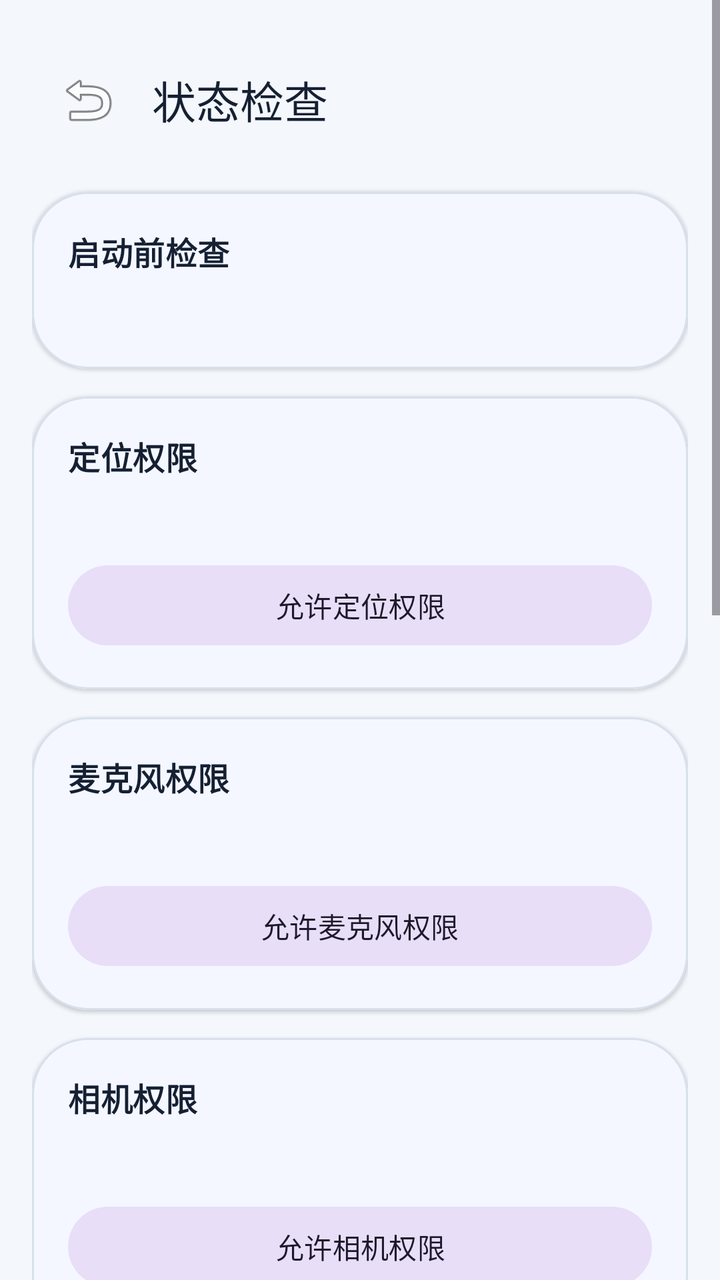
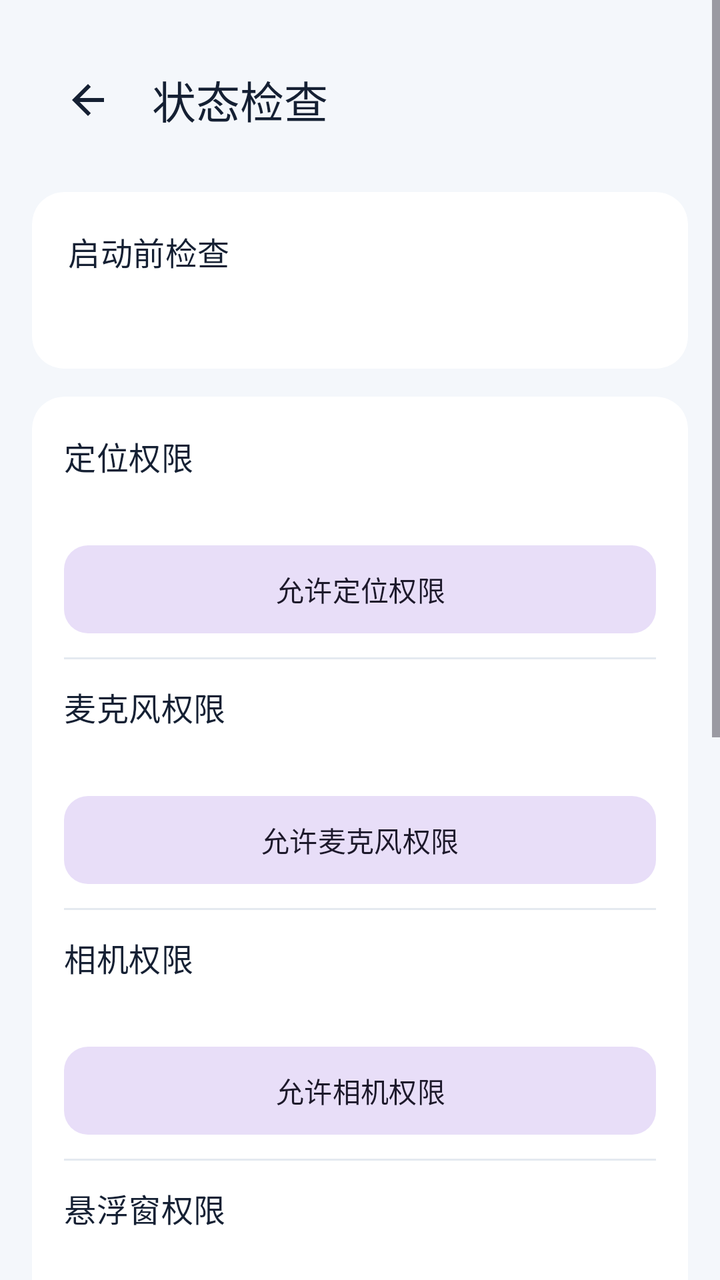

The first picture is an Android layout as it rendered before a commit; the second is the same layout after the commit. The layout source and the unified diff follow.
<!-- AndroidManifest.xml: application theme Theme.CarSpeed -->
<!-- res/layout/activity_status.xml -->
<?xml version="1.0" encoding="utf-8"?>
<ScrollView xmlns:android="http://schemas.android.com/apk/res/android"
    xmlns:app="http://schemas.android.com/apk/res-auto"
    android:layout_width="match_parent"
    android:layout_height="match_parent"
    android:background="@color/brand_sand"
    android:fillViewport="true">

    <LinearLayout
        android:layout_width="match_parent"
        android:layout_height="wrap_content"
        android:orientation="vertical"
        android:paddingStart="16dp"
        android:paddingTop="18dp"
        android:paddingEnd="16dp"
        android:paddingBottom="24dp">

        <com.google.android.material.appbar.MaterialToolbar
            android:id="@+id/toolbar"
            android:layout_width="match_parent"
            android:layout_height="wrap_content"
            android:backgroundTint="@android:color/transparent"
            app:navigationIcon="@android:drawable/ic_menu_revert"
            app:title="@string/status_check_title"
            app:titleTextColor="@color/text_primary" />

        <com.google.android.material.card.MaterialCardView
            style="@style/Widget.CarSpeed.Card"
            android:layout_width="match_parent"
            android:layout_height="wrap_content"
            android:layout_marginTop="14dp">

            <LinearLayout
                android:layout_width="match_parent"
                android:layout_height="wrap_content"
                android:orientation="vertical"
                android:padding="18dp">

                <TextView
                    android:layout_width="match_parent"
                    android:layout_height="wrap_content"
                    android:text="@string/status_check_subtitle"
                    android:textAppearance="@style/TextAppearance.CarSpeed.SectionTitle" />

                <TextView
                    android:id="@+id/tvSummary"
                    android:layout_width="match_parent"
                    android:layout_height="wrap_content"
                    android:layout_marginTop="10dp"
                    android:textAppearance="@style/TextAppearance.CarSpeed.Body" />
            </LinearLayout>
        </com.google.android.material.card.MaterialCardView>

        <include layout="@layout/include_status_row" />
    </LinearLayout>
</ScrollView>
<!-- res/layout/include_status_row.xml (included above) -->
<?xml version="1.0" encoding="utf-8"?>
<LinearLayout xmlns:android="http://schemas.android.com/apk/res/android"
    xmlns:app="http://schemas.android.com/apk/res-auto"
    android:layout_width="match_parent"
    android:layout_height="wrap_content"
    android:orientation="vertical">

    <com.google.android.material.card.MaterialCardView
        style="@style/Widget.CarSpeed.Card"
        android:layout_width="match_parent"
        android:layout_height="wrap_content"
        android:layout_marginTop="14dp">

        <LinearLayout
            android:layout_width="match_parent"
            android:layout_height="wrap_content"
            android:orientation="vertical"
            android:padding="18dp">

            <TextView
                android:layout_width="match_parent"
                android:layout_height="wrap_content"
                android:text="@string/status_location_title"
                android:textAppearance="@style/TextAppearance.CarSpeed.SectionTitle" />

            <TextView
                android:id="@+id/tvLocationStatus"
                android:layout_width="match_parent"
                android:layout_height="wrap_content"
                android:layout_marginTop="8dp"
                android:textAppearance="@style/TextAppearance.CarSpeed.Body" />

            <com.google.android.material.button.MaterialButton
                android:id="@+id/btnLocation"
                style="@style/Widget.Material3.Button.TonalButton"
                android:layout_width="match_parent"
                android:layout_height="wrap_content"
                android:layout_marginTop="12dp"
                android:text="@string/status_location_action" />
        </LinearLayout>
    </com.google.android.material.card.MaterialCardView>

    <com.google.android.material.card.MaterialCardView
        style="@style/Widget.CarSpeed.Card"
        android:layout_width="match_parent"
        android:layout_height="wrap_content"
        android:layout_marginTop="14dp">

        <LinearLayout
            android:layout_width="match_parent"
            android:layout_height="wrap_content"
            android:orientation="vertical"
            android:padding="18dp">

            <TextView
                android:layout_width="match_parent"
                android:layout_height="wrap_content"
                android:text="@string/status_microphone_title"
                android:textAppearance="@style/TextAppearance.CarSpeed.SectionTitle" />

            <TextView
                android:id="@+id/tvMicrophoneStatus"
                android:layout_width="match_parent"
                android:layout_height="wrap_content"
                android:layout_marginTop="8dp"
                android:textAppearance="@style/TextAppearance.CarSpeed.Body" />

            <com.google.android.material.button.MaterialButton
                android:id="@+id/btnMicrophone"
                style="@style/Widget.Material3.Button.TonalButton"
                android:layout_width="match_parent"
                android:layout_height="wrap_content"
                android:layout_marginTop="12dp"
                android:text="@string/status_microphone_action" />
        </LinearLayout>
    </com.google.android.material.card.MaterialCardView>

    <com.google.android.material.card.MaterialCardView
        style="@style/Widget.CarSpeed.Card"
        android:layout_width="match_parent"
        android:layout_height="wrap_content"
        android:layout_marginTop="14dp">

        <LinearLayout
            android:layout_width="match_parent"
            android:layout_height="wrap_content"
            android:orientation="vertical"
            android:padding="18dp">

            <TextView
                android:layout_width="match_parent"
                android:layout_height="wrap_content"
                android:text="@string/status_camera_title"
                android:textAppearance="@style/TextAppearance.CarSpeed.SectionTitle" />

            <TextView
                android:id="@+id/tvCameraStatus"
                android:layout_width="match_parent"
                android:layout_height="wrap_content"
                android:layout_marginTop="8dp"
                android:textAppearance="@style/TextAppearance.CarSpeed.Body" />

            <com.google.android.material.button.MaterialButton
                android:id="@+id/btnCamera"
                style="@style/Widget.Material3.Button.TonalButton"
                android:layout_width="match_parent"
                android:layout_height="wrap_content"
                android:layout_marginTop="12dp"
                android:text="@string/status_camera_action" />
        </LinearLayout>
    </com.google.android.material.card.MaterialCardView>

    <com.google.android.material.card.MaterialCardView
        style="@style/Widget.CarSpeed.Card"
        android:layout_width="match_parent"
        android:layout_height="wrap_content"
        android:layout_marginTop="14dp">

        <LinearLayout
            android:layout_width="match_parent"
            android:layout_height="wrap_content"
            android:orientation="vertical"
            android:padding="18dp">

            <TextView
                android:layout_width="match_parent"
                android:layout_height="wrap_content"
                android:text="@string/status_overlay_title"
                android:textAppearance="@style/TextAppearance.CarSpeed.SectionTitle" />

            <TextView
                android:id="@+id/tvOverlayStatus"
                android:layout_width="match_parent"
                android:layout_height="wrap_content"
                android:layout_marginTop="8dp"
                android:textAppearance="@style/TextAppearance.CarSpeed.Body" />

            <com.google.android.material.button.MaterialButton
                android:id="@+id/btnOverlay"
                style="@style/Widget.Material3.Button.TonalButton"
                android:layout_width="match_parent"
                android:layout_height="wrap_content"
                android:layout_marginTop="12dp"
                android:text="@string/status_overlay_action" />
        </LinearLayout>
    </com.google.android.material.card.MaterialCardView>

    <com.google.android.material.card.MaterialCardView
        style="@style/Widget.CarSpeed.Card"
        android:layout_width="match_parent"
        android:layout_height="wrap_content"
        android:layout_marginTop="14dp">

        <LinearLayout
            android:layout_width="match_parent"
            android:layout_height="wrap_content"
            android:orientation="vertical"
            android:padding="18dp">

            <TextView
                android:layout_width="match_parent"
                android:layout_height="wrap_content"
                android:text="@string/status_notification_title"
                android:textAppearance="@style/TextAppearance.CarSpeed.SectionTitle" />

            <TextView
                android:id="@+id/tvNotificationStatus"
                android:layout_width="match_parent"
                android:layout_height="wrap_content"
                android:layout_marginTop="8dp"
                android:textAppearance="@style/TextAppearance.CarSpeed.Body" />

            <com.google.android.material.button.MaterialButton
                android:id="@+id/btnNotification"
                style="@style/Widget.Material3.Button.TonalButton"
                android:layout_width="match_parent"
                android:layout_height="wrap_content"
                android:layout_marginTop="12dp"
                android:text="@string/status_notification_action" />
        </LinearLayout>
    </com.google.android.material.card.MaterialCardView>

    <com.google.android.material.card.MaterialCardView
        style="@style/Widget.CarSpeed.Card"
        android:layout_width="match_parent"
        android:layout_height="wrap_content"
        android:layout_marginTop="14dp">

        <LinearLayout
            android:layout_width="match_parent"
            android:layout_height="wrap_content"
            android:orientation="vertical"
            android:padding="18dp">

            <TextView
                android:layout_width="match_parent"
                android:layout_height="wrap_content"
                android:text="@string/status_gps_title"
                android:textAppearance="@style/TextAppearance.CarSpeed.SectionTitle" />

            <TextView
                android:id="@+id/tvGpsStatus"
                android:layout_width="match_parent"
                android:layout_height="wrap_content"
                android:layout_marginTop="8dp"
                android:textAppearance="@style/TextAppearance.CarSpeed.Body" />

            <com.google.android.material.button.MaterialButton
                android:id="@+id/btnGps"
                style="@style/Widget.Material3.Button.TonalButton"
                android:layout_width="match_parent"
                android:layout_height="wrap_content"
                android:layout_marginTop="12dp"
                android:text="@string/status_gps_action" />
        </LinearLayout>
    </com.google.android.material.card.MaterialCardView>

    <com.google.android.material.card.MaterialCardView
        style="@style/Widget.CarSpeed.Card"
        android:layout_width="match_parent"
        android:layout_height="wrap_content"
        android:layout_marginTop="14dp">

        <LinearLayout
            android:layout_width="match_parent"
            android:layout_height="wrap_content"
            android:orientation="vertical"
            android:padding="18dp">

            <TextView
                android:layout_width="match_parent"
                android:layout_height="wrap_content"
                android:text="@string/status_battery_title"
                android:textAppearance="@style/TextAppearance.CarSpeed.SectionTitle" />

            <TextView
                android:id="@+id/tvBatteryStatus"
                android:layout_width="match_parent"
                android:layout_height="wrap_content"
                android:layout_marginTop="8dp"
                android:textAppearance="@style/TextAppearance.CarSpeed.Body" />

            <com.google.android.material.button.MaterialButton
                android:id="@+id/btnBattery"
                style="@style/Widget.Material3.Button.TonalButton"
                android:layout_width="match_parent"
                android:layout_height="wrap_content"
                android:layout_marginTop="12dp"
                android:text="@string/status_battery_action" />
        </LinearLayout>
    </com.google.android.material.card.MaterialCardView>
</LinearLayout>
<!-- resources referenced by this layout -->
<resources>
  <color name="brand_sand">#F4F7FB</color>
  <color name="text_primary">#152033</color>
  <string name="status_battery_action">允许后台运行</string>
  <string name="status_battery_title">电池优化</string>
  <string name="status_camera_action">允许相机权限</string>
  <string name="status_camera_title">相机权限</string>
  <string name="status_check_subtitle">启动前检查</string>
  <string name="status_check_title">状态检查</string>
  <string name="status_gps_action">打开定位设置</string>
  <string name="status_gps_title">GPS 开关</string>
  <string name="status_location_action">允许定位权限</string>
  <string name="status_location_title">定位权限</string>
  <string name="status_microphone_action">允许麦克风权限</string>
  <string name="status_microphone_title">麦克风权限</string>
  <string name="status_notification_action">允许通知</string>
  <string name="status_notification_title">通知权限</string>
  <string name="status_overlay_action">打开悬浮窗设置</string>
  <string name="status_overlay_title">悬浮窗权限</string>
  <style name="TextAppearance.CarSpeed.Body" parent="TextAppearance.Material3.BodyMedium">
          <item name="android:textColor">@color/text_secondary</item>
      </style>
  <style name="TextAppearance.CarSpeed.SectionTitle" parent="TextAppearance.Material3.TitleMedium">
          <item name="android:textColor">@color/text_primary</item>
          <item name="android:textStyle">bold</item>
      </style>
  <style name="Widget.CarSpeed.Card" parent="Widget.Material3.CardView.Elevated">
          <item name="cardBackgroundColor">@color/surface_primary</item>
          <item name="strokeColor">@color/divider_soft</item>
          <item name="strokeWidth">1dp</item>
          <item name="cardCornerRadius">28dp</item>
      </style>
  <style name="Theme.CarSpeed" parent="Theme.Material3.DayNight.NoActionBar">
          <item name="colorPrimary">@color/brand_blue</item>
          <item name="colorSecondary">@color/brand_teal</item>
          <item name="colorSurface">@color/surface_primary</item>
          <item name="android:colorBackground">@color/brand_sand</item>
          <item name="android:statusBarColor">@android:color/transparent</item>
          <item name="android:navigationBarColor">@color/brand_navy</item>
          <item name="android:windowLightStatusBar">true</item>
          <item name="materialCardViewFilledStyle">@style/Widget.CarSpeed.Card</item>
      </style>
  <color name="text_secondary">#5C6C84</color>
  <color name="surface_primary">#FFFFFF</color>
  <color name="divider_soft">#D7E0EB</color>
  <color name="brand_blue">#2E6BFF</color>
  <color name="brand_teal">#1FB8A6</color>
  <color name="brand_navy">#0E1A2B</color>
</resources>

<!-- the commit's change to res/layout/activity_status.xml (unified diff, before → after) -->
@@ -20,7 +20,7 @@
             android:layout_width="match_parent"
             android:layout_height="wrap_content"
             android:backgroundTint="@android:color/transparent"
-            app:navigationIcon="@android:drawable/ic_menu_revert"
+            app:navigationIcon="@drawable/ic_nav_back"
             app:title="@string/status_check_title"
             app:titleTextColor="@color/text_primary" />
 
@@ -56,23 +56,27 @@
 </ScrollView>
 <!-- res/layout/include_status_row.xml (included above) -->
 <?xml version="1.0" encoding="utf-8"?>
-<LinearLayout xmlns:android="http://schemas.android.com/apk/res/android"
-    xmlns:app="http://schemas.android.com/apk/res-auto"
+<com.google.android.material.card.MaterialCardView xmlns:android="http://schemas.android.com/apk/res/android"
+    style="@style/Widget.CarSpeed.Card"
     android:layout_width="match_parent"
     android:layout_height="wrap_content"
-    android:orientation="vertical">
-
-    <com.google.android.material.card.MaterialCardView
-        style="@style/Widget.CarSpeed.Card"
+    android:layout_marginTop="14dp">
+
+    <LinearLayout
         android:layout_width="match_parent"
         android:layout_height="wrap_content"
-        android:layout_marginTop="14dp">
-
-        <LinearLayout
-            android:layout_width="match_parent"
-            android:layout_height="wrap_content"
-            android:orientation="vertical"
-            android:padding="18dp">
+        android:orientation="vertical"
+        android:paddingTop="6dp"
+        android:paddingBottom="6dp">
+
+        <LinearLayout
+            android:layout_width="match_parent"
+            android:layout_height="wrap_content"
+            android:orientation="vertical"
+            android:paddingStart="16dp"
+            android:paddingTop="12dp"
+            android:paddingEnd="16dp"
+            android:paddingBottom="12dp">
 
             <TextView
                 android:layout_width="match_parent"
@@ -84,30 +88,33 @@
                 android:id="@+id/tvLocationStatus"
                 android:layout_width="match_parent"
                 android:layout_height="wrap_content"
-                android:layout_marginTop="8dp"
+                android:layout_marginTop="4dp"
                 android:textAppearance="@style/TextAppearance.CarSpeed.Body" />
 
             <com.google.android.material.button.MaterialButton
                 android:id="@+id/btnLocation"
-                style="@style/Widget.Material3.Button.TonalButton"
-                android:layout_width="match_parent"
-                android:layout_height="wrap_content"
-                android:layout_marginTop="12dp"
+                style="@style/Widget.CarSpeed.Button.Tonal"
+                android:layout_width="match_parent"
+                android:layout_height="wrap_content"
+                android:layout_marginTop="10dp"
                 android:text="@string/status_location_action" />
         </LinearLayout>
-    </com.google.android.material.card.MaterialCardView>
-
-    <com.google.android.material.card.MaterialCardView
-        style="@style/Widget.CarSpeed.Card"
-        android:layout_width="match_parent"
-        android:layout_height="wrap_content"
-        android:layout_marginTop="14dp">
-
-        <LinearLayout
-            android:layout_width="match_parent"
-            android:layout_height="wrap_content"
-            android:orientation="vertical"
-            android:padding="18dp">
+
+        <View
+            android:layout_width="match_parent"
+            android:layout_height="1dp"
+            android:layout_marginStart="16dp"
+            android:layout_marginEnd="16dp"
+            android:background="@color/divider_soft" />
+
+        <LinearLayout
+            android:layout_width="match_parent"
+            android:layout_height="wrap_content"
+            android:orientation="vertical"
+            android:paddingStart="16dp"
+            android:paddingTop="12dp"
+            android:paddingEnd="16dp"
+            android:paddingBottom="12dp">
 
             <TextView
                 android:layout_width="match_parent"
@@ -119,30 +126,33 @@
                 android:id="@+id/tvMicrophoneStatus"
                 android:layout_width="match_parent"
                 android:layout_height="wrap_content"
-                android:layout_marginTop="8dp"
+                android:layout_marginTop="4dp"
                 android:textAppearance="@style/TextAppearance.CarSpeed.Body" />
 
             <com.google.android.material.button.MaterialButton
                 android:id="@+id/btnMicrophone"
-                style="@style/Widget.Material3.Button.TonalButton"
-                android:layout_width="match_parent"
-                android:layout_height="wrap_content"
-                android:layout_marginTop="12dp"
+                style="@style/Widget.CarSpeed.Button.Tonal"
+                android:layout_width="match_parent"
+                android:layout_height="wrap_content"
+                android:layout_marginTop="10dp"
                 android:text="@string/status_microphone_action" />
         </LinearLayout>
-    </com.google.android.material.card.MaterialCardView>
-
-    <com.google.android.material.card.MaterialCardView
-        style="@style/Widget.CarSpeed.Card"
-        android:layout_width="match_parent"
-        android:layout_height="wrap_content"
-        android:layout_marginTop="14dp">
-
-        <LinearLayout
-            android:layout_width="match_parent"
-            android:layout_height="wrap_content"
-            android:orientation="vertical"
-            android:padding="18dp">
+
+        <View
+            android:layout_width="match_parent"
+            android:layout_height="1dp"
+            android:layout_marginStart="16dp"
+            android:layout_marginEnd="16dp"
+            android:background="@color/divider_soft" />
+
+        <LinearLayout
+            android:layout_width="match_parent"
+            android:layout_height="wrap_content"
+            android:orientation="vertical"
+            android:paddingStart="16dp"
+            android:paddingTop="12dp"
+            android:paddingEnd="16dp"
+            android:paddingBottom="12dp">
 
             <TextView
                 android:layout_width="match_parent"
@@ -154,30 +164,33 @@
                 android:id="@+id/tvCameraStatus"
                 android:layout_width="match_parent"
                 android:layout_height="wrap_content"
-                android:layout_marginTop="8dp"
+                android:layout_marginTop="4dp"
                 android:textAppearance="@style/TextAppearance.CarSpeed.Body" />
 
             <com.google.android.material.button.MaterialButton
                 android:id="@+id/btnCamera"
-                style="@style/Widget.Material3.Button.TonalButton"
-                android:layout_width="match_parent"
-                android:layout_height="wrap_content"
-                android:layout_marginTop="12dp"
+                style="@style/Widget.CarSpeed.Button.Tonal"
+                android:layout_width="match_parent"
+                android:layout_height="wrap_content"
+                android:layout_marginTop="10dp"
                 android:text="@string/status_camera_action" />
         </LinearLayout>
-    </com.google.android.material.card.MaterialCardView>
-
-    <com.google.android.material.card.MaterialCardView
-        style="@style/Widget.CarSpeed.Card"
-        android:layout_width="match_parent"
-        android:layout_height="wrap_content"
-        android:layout_marginTop="14dp">
-
-        <LinearLayout
-            android:layout_width="match_parent"
-            android:layout_height="wrap_content"
-            android:orientation="vertical"
-            android:padding="18dp">
+
+        <View
+            android:layout_width="match_parent"
+            android:layout_height="1dp"
+            android:layout_marginStart="16dp"
+            android:layout_marginEnd="16dp"
+            android:background="@color/divider_soft" />
+
+        <LinearLayout
+            android:layout_width="match_parent"
+            android:layout_height="wrap_content"
+            android:orientation="vertical"
+            android:paddingStart="16dp"
+            android:paddingTop="12dp"
+            android:paddingEnd="16dp"
+            android:paddingBottom="12dp">
 
             <TextView
                 android:layout_width="match_parent"
@@ -189,30 +202,33 @@
                 android:id="@+id/tvOverlayStatus"
                 android:layout_width="match_parent"
                 android:layout_height="wrap_content"
-                android:layout_marginTop="8dp"
+                android:layout_marginTop="4dp"
                 android:textAppearance="@style/TextAppearance.CarSpeed.Body" />
 
             <com.google.android.material.button.MaterialButton
                 android:id="@+id/btnOverlay"
-                style="@style/Widget.Material3.Button.TonalButton"
-                android:layout_width="match_parent"
-                android:layout_height="wrap_content"
-                android:layout_marginTop="12dp"
+                style="@style/Widget.CarSpeed.Button.Tonal"
+                android:layout_width="match_parent"
+                android:layout_height="wrap_content"
+                android:layout_marginTop="10dp"
                 android:text="@string/status_overlay_action" />
         </LinearLayout>
-    </com.google.android.material.card.MaterialCardView>
-
-    <com.google.android.material.card.MaterialCardView
-        style="@style/Widget.CarSpeed.Card"
-        android:layout_width="match_parent"
-        android:layout_height="wrap_content"
-        android:layout_marginTop="14dp">
-
-        <LinearLayout
-            android:layout_width="match_parent"
-            android:layout_height="wrap_content"
-            android:orientation="vertical"
-            android:padding="18dp">
+
+        <View
+            android:layout_width="match_parent"
+            android:layout_height="1dp"
+            android:layout_marginStart="16dp"
+            android:layout_marginEnd="16dp"
+            android:background="@color/divider_soft" />
+
+        <LinearLayout
+            android:layout_width="match_parent"
+            android:layout_height="wrap_content"
+            android:orientation="vertical"
+            android:paddingStart="16dp"
+            android:paddingTop="12dp"
+            android:paddingEnd="16dp"
+            android:paddingBottom="12dp">
 
             <TextView
                 android:layout_width="match_parent"
@@ -224,30 +240,33 @@
                 android:id="@+id/tvNotificationStatus"
                 android:layout_width="match_parent"
                 android:layout_height="wrap_content"
-                android:layout_marginTop="8dp"
+                android:layout_marginTop="4dp"
                 android:textAppearance="@style/TextAppearance.CarSpeed.Body" />
 
             <com.google.android.material.button.MaterialButton
                 android:id="@+id/btnNotification"
-                style="@style/Widget.Material3.Button.TonalButton"
-                android:layout_width="match_parent"
-                android:layout_height="wrap_content"
-                android:layout_marginTop="12dp"
+                style="@style/Widget.CarSpeed.Button.Tonal"
+                android:layout_width="match_parent"
+                android:layout_height="wrap_content"
+                android:layout_marginTop="10dp"
                 android:text="@string/status_notification_action" />
         </LinearLayout>
-    </com.google.android.material.card.MaterialCardView>
-
-    <com.google.android.material.card.MaterialCardView
-        style="@style/Widget.CarSpeed.Card"
-        android:layout_width="match_parent"
-        android:layout_height="wrap_content"
-        android:layout_marginTop="14dp">
-
-        <LinearLayout
-            android:layout_width="match_parent"
-            android:layout_height="wrap_content"
-            android:orientation="vertical"
-            android:padding="18dp">
+
+        <View
+            android:layout_width="match_parent"
+            android:layout_height="1dp"
+            android:layout_marginStart="16dp"
+            android:layout_marginEnd="16dp"
+            android:background="@color/divider_soft" />
+
+        <LinearLayout
+            android:layout_width="match_parent"
+            android:layout_height="wrap_content"
+            android:orientation="vertical"
+            android:paddingStart="16dp"
+            android:paddingTop="12dp"
+            android:paddingEnd="16dp"
+            android:paddingBottom="12dp">
 
             <TextView
                 android:layout_width="match_parent"
@@ -259,30 +278,33 @@
                 android:id="@+id/tvGpsStatus"
                 android:layout_width="match_parent"
                 android:layout_height="wrap_content"
-                android:layout_marginTop="8dp"
+                android:layout_marginTop="4dp"
                 android:textAppearance="@style/TextAppearance.CarSpeed.Body" />
 
             <com.google.android.material.button.MaterialButton
                 android:id="@+id/btnGps"
-                style="@style/Widget.Material3.Button.TonalButton"
-                android:layout_width="match_parent"
-                android:layout_height="wrap_content"
-                android:layout_marginTop="12dp"
+                style="@style/Widget.CarSpeed.Button.Tonal"
+                android:layout_width="match_parent"
+                android:layout_height="wrap_content"
+                android:layout_marginTop="10dp"
                 android:text="@string/status_gps_action" />
         </LinearLayout>
-    </com.google.android.material.card.MaterialCardView>
-
-    <com.google.android.material.card.MaterialCardView
-        style="@style/Widget.CarSpeed.Card"
-        android:layout_width="match_parent"
-        android:layout_height="wrap_content"
-        android:layout_marginTop="14dp">
-
-        <LinearLayout
-            android:layout_width="match_parent"
-            android:layout_height="wrap_content"
-            android:orientation="vertical"
-            android:padding="18dp">
+
+        <View
+            android:layout_width="match_parent"
+            android:layout_height="1dp"
+            android:layout_marginStart="16dp"
+            android:layout_marginEnd="16dp"
+            android:background="@color/divider_soft" />
+
+        <LinearLayout
+            android:layout_width="match_parent"
+            android:layout_height="wrap_content"
+            android:orientation="vertical"
+            android:paddingStart="16dp"
+            android:paddingTop="12dp"
+            android:paddingEnd="16dp"
+            android:paddingBottom="12dp">
 
             <TextView
                 android:layout_width="match_parent"
@@ -294,16 +316,16 @@
                 android:id="@+id/tvBatteryStatus"
                 android:layout_width="match_parent"
                 android:layout_height="wrap_content"
-                android:layout_marginTop="8dp"
+                android:layout_marginTop="4dp"
                 android:textAppearance="@style/TextAppearance.CarSpeed.Body" />
 
             <com.google.android.material.button.MaterialButton
                 android:id="@+id/btnBattery"
-                style="@style/Widget.Material3.Button.TonalButton"
-                android:layout_width="match_parent"
-                android:layout_height="wrap_content"
-                android:layout_marginTop="12dp"
+                style="@style/Widget.CarSpeed.Button.Tonal"
+                android:layout_width="match_parent"
+                android:layout_height="wrap_content"
+                android:layout_marginTop="10dp"
                 android:text="@string/status_battery_action" />
         </LinearLayout>
-    </com.google.android.material.card.MaterialCardView>
-</LinearLayout>
+    </LinearLayout>
+</com.google.android.material.card.MaterialCardView>
<!-- resource entries referenced after the edit -->
@@ -2,6 +2,18 @@
 <resources>
   <color name="brand_sand">#F4F7FB</color>
   <color name="text_primary">#152033</color>
+  <!-- drawable ic_nav_back (drawable) -->
+  <?xml version="1.0" encoding="utf-8"?>
+  <vector xmlns:android="http://schemas.android.com/apk/res/android"
+      android:width="24dp"
+      android:height="24dp"
+      android:viewportWidth="24"
+      android:viewportHeight="24"
+      android:tint="@color/text_primary">
+      <path
+          android:fillColor="@android:color/white"
+          android:pathData="M20,11H7.83l5.59,-5.59L12,4l-8,8 8,8 1.41,-1.41L7.83,13H20z" />
+  </vector>
   <string name="status_battery_action">允许后台运行</string>
   <string name="status_battery_title">电池优化</string>
   <string name="status_camera_action">允许相机权限</string>
@@ -23,13 +35,18 @@
       </style>
   <style name="TextAppearance.CarSpeed.SectionTitle" parent="TextAppearance.Material3.TitleMedium">
           <item name="android:textColor">@color/text_primary</item>
-          <item name="android:textStyle">bold</item>
+      </style>
+  <style name="Widget.CarSpeed.Button.Tonal" parent="Widget.Material3.Button.TonalButton">
+          <item name="cornerRadius">12dp</item>
+          <item name="android:minHeight">44dp</item>
+          <item name="android:insetTop">0dp</item>
+          <item name="android:insetBottom">0dp</item>
       </style>
   <style name="Widget.CarSpeed.Card" parent="Widget.Material3.CardView.Elevated">
           <item name="cardBackgroundColor">@color/surface_primary</item>
-          <item name="strokeColor">@color/divider_soft</item>
-          <item name="strokeWidth">1dp</item>
-          <item name="cardCornerRadius">28dp</item>
+          <item name="strokeWidth">0dp</item>
+          <item name="cardCornerRadius">16dp</item>
+          <item name="cardElevation">0dp</item>
       </style>
   <style name="Theme.CarSpeed" parent="Theme.Material3.DayNight.NoActionBar">
           <item name="colorPrimary">@color/brand_blue</item>
@@ -37,15 +54,22 @@
           <item name="colorSurface">@color/surface_primary</item>
           <item name="android:colorBackground">@color/brand_sand</item>
           <item name="android:statusBarColor">@android:color/transparent</item>
-          <item name="android:navigationBarColor">@color/brand_navy</item>
+          <item name="android:navigationBarColor">@color/brand_sand</item>
           <item name="android:windowLightStatusBar">true</item>
+          <item name="android:windowLightNavigationBar" tools:targetApi="27">true</item>
+          <item name="materialButtonStyle">@style/Widget.CarSpeed.Button</item>
           <item name="materialCardViewFilledStyle">@style/Widget.CarSpeed.Card</item>
       </style>
   <color name="text_secondary">#5C6C84</color>
   <color name="surface_primary">#FFFFFF</color>
-  <color name="divider_soft">#D7E0EB</color>
+  <color name="divider_soft">#E4E9F0</color>
   <color name="brand_blue">#2E6BFF</color>
   <color name="brand_teal">#1FB8A6</color>
-  <color name="brand_navy">#0E1A2B</color>
+  <style name="Widget.CarSpeed.Button" parent="Widget.Material3.Button">
+          <item name="cornerRadius">12dp</item>
+          <item name="android:minHeight">48dp</item>
+          <item name="android:insetTop">0dp</item>
+          <item name="android:insetBottom">0dp</item>
+      </style>
 </resources>
 
